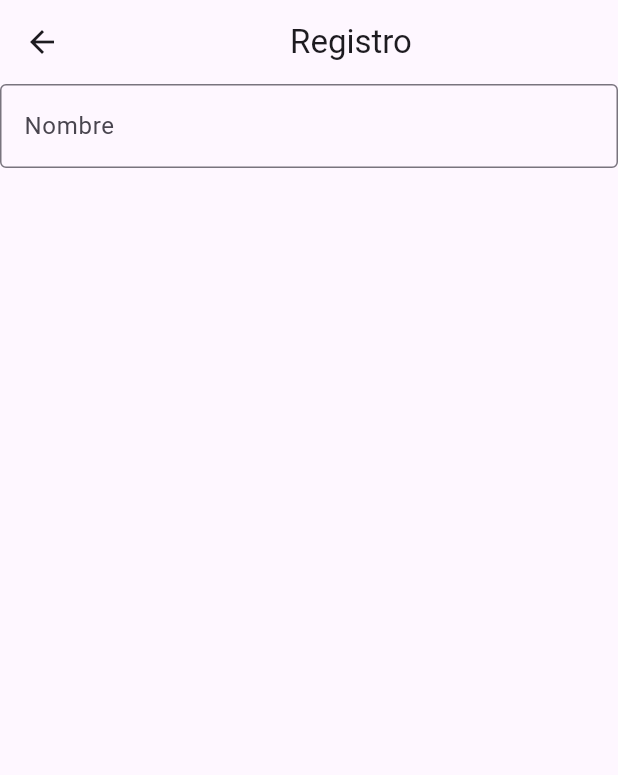
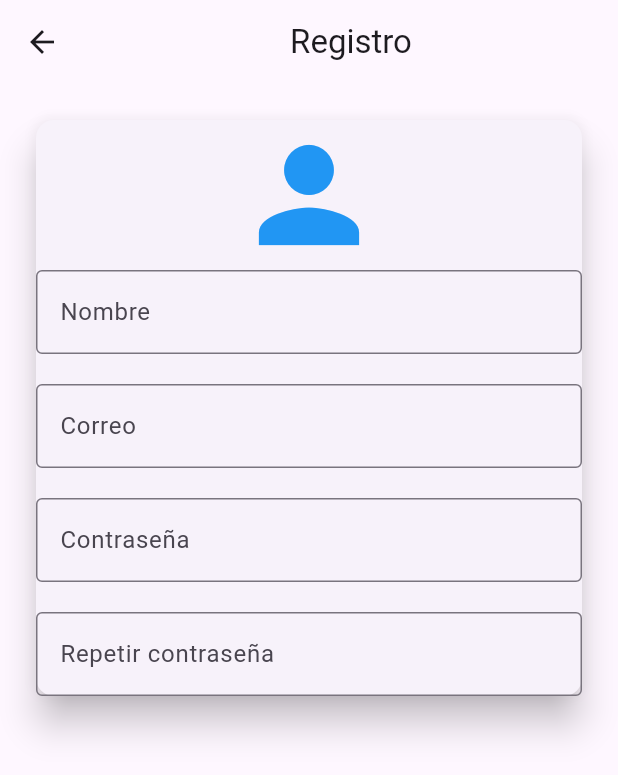
Before and after one commit to MelvinMajano/Ap_Autenticacion, a Flutter app: the RegistroPage screen opened by its route, on a phone screen of 412 x 824 dp. Shown: the top 775 px of the screen. Run offline on Flutter 3.47's test engine with Material 3 defaults, Android fonts, the phone set to English and light mode, and no system bars.

Commit message:
Inputs_PantallaRegistro

```diff
--- a/lib/main.dart
+++ b/lib/main.dart
@@ -16,7 +16,7 @@ class MyApp extends StatelessWidget {
       debugShowCheckedModeBanner: false,
       title: 'Material App',
 
-      initialRoute: MyRoutes.loginRoute.name,
+      initialRoute: MyRoutes.registroRoute.name,
       routes: routes ,
       onGenerateRoute: (settings) {
         return MaterialPageRoute(
--- /dev/null
+++ b/lib/pantallas/registro_page.dart
@@ -0,0 +1,65 @@
+
+import 'package:flutter/material.dart';
+class RegistroPage extends StatelessWidget {
+   RegistroPage({super.key,});
+
+  final TextEditingController controllerNombre = TextEditingController();
+  final TextEditingController controllerCorreo = TextEditingController();
+  final TextEditingController controllerContrasenia = TextEditingController();
+  final TextEditingController controllerContrasenia2 = TextEditingController();
+
+
+  @override
+  Widget build(BuildContext context) {
+    return  Scaffold(
+      appBar: AppBar(
+        title: const Center(child: Text('Registro')),
+      ),
+      body:  SingleChildScrollView(
+        padding: const EdgeInsets.all(20),
+        child: Card(
+          elevation: 10,
+          child: Form(
+            child: Column(
+              children: [
+              const Icon(Icons.person, size: 100, color: Colors.blue,),
+              InputItem(controller: controllerNombre,labelText: "Nombre",hintText: "Escribe tu nombre",),
+              const Padding(padding:  EdgeInsets.all(10)),
+              InputItem(controller: controllerCorreo,labelText:"Correo",hintText: "Escribe tu correo electrónico"),
+              const Padding(padding:  EdgeInsets.all(10)),
+              InputItem(controller: controllerContrasenia, labelText: "Contraseña",hintText: "Escribe tu contraseña"),
+              const Padding(padding:  EdgeInsets.all(10)),
+              InputItem(controller: controllerContrasenia2, labelText: "Repetir contraseña",hintText: "Confirma tu contraseña"),
+                ],
+            ),
+          ),
+        ),
+      )
+    );
+  }
+}
+
+class InputItem extends StatefulWidget {
+  const InputItem({super.key, required this.controller, this.labelText, this.hintText});
+
+  final TextEditingController controller;
+  final String? labelText;
+  final String? hintText;
+
+  @override
+  State<InputItem> createState() => _InputItemState();
+}
+
+class _InputItemState extends State<InputItem> {
+  @override
+  Widget build(BuildContext context) {
+    return TextFormField(
+      controller: widget.controller,
+      decoration:  InputDecoration(
+      labelText: widget.labelText ,
+      hintText: widget.hintText,
+      border: const OutlineInputBorder(),
+      ),
+    );
+  }
+}
--- a/lib/registro_page.dart
+++ /dev/null
@@ -1,27 +0,0 @@
-
-import 'package:flutter/material.dart';
-class RegistroPage extends StatelessWidget {
-  const RegistroPage({super.key});
-
-  @override
-  Widget build(BuildContext context) {
-    return  Scaffold(
-      appBar: AppBar(
-        title: const Center(child: Text('Registro')),
-      ),
-      body: const SingleChildScrollView(
-        child: Column(
-          children: [
-            TextField(
-              decoration: InputDecoration(
-                labelText: 'Nombre',
-                hintText: 'Escribe tu nombre',
-                border: OutlineInputBorder(),
-              ),
-            )
-            ],
-        ),
-      )
-    );
-  }
-}
--- a/lib/router.dart
+++ b/lib/router.dart
@@ -1,11 +1,11 @@
 
 
-import 'package:ap_autentication/login_page.dart';
-import 'package:ap_autentication/registro_page.dart';
+import 'package:ap_autentication/pantallas/login_page.dart';
+import 'package:ap_autentication/pantallas/registro_page.dart';
 import 'package:ap_autentication/routes.dart';
 import 'package:flutter/material.dart';
 
 final Map<String, Widget Function(BuildContext)> routes ={
  MyRoutes.loginRoute.name: (context) => const LoginPage(),
- MyRoutes.registroRoute.name: (context) => const RegistroPage(),
+ MyRoutes.registroRoute.name: (context) =>  RegistroPage(),
 };
```
Also changed, not shown: lib/pantallas/login_page.dart (renamed from lib/login_page.dart).
